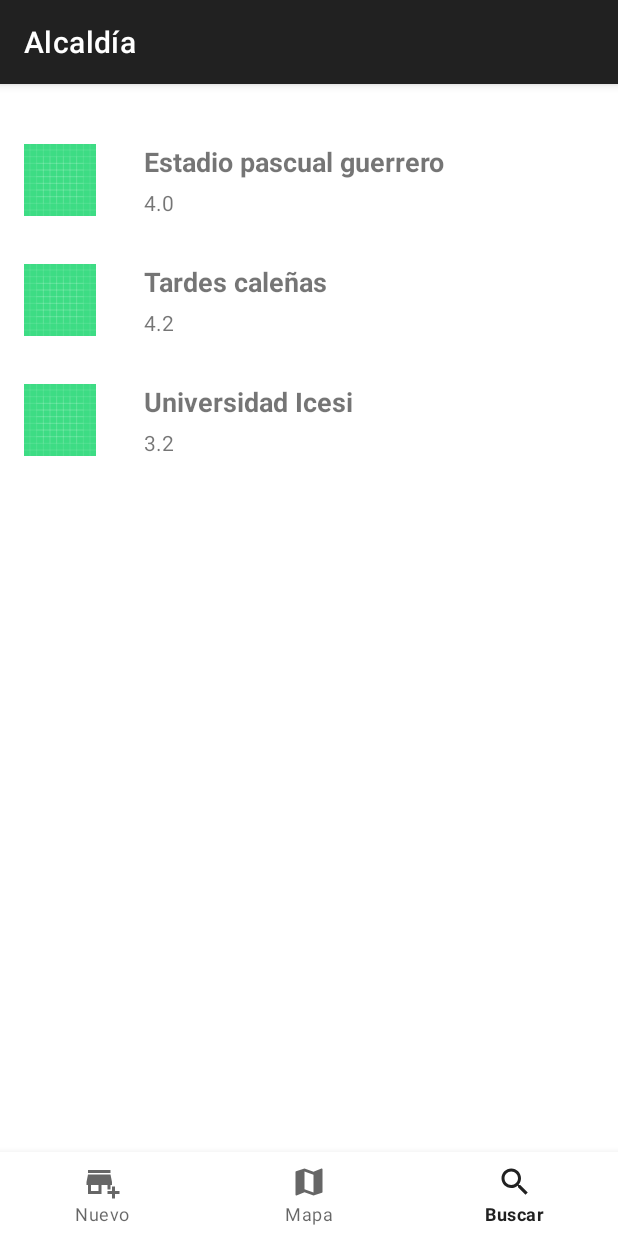
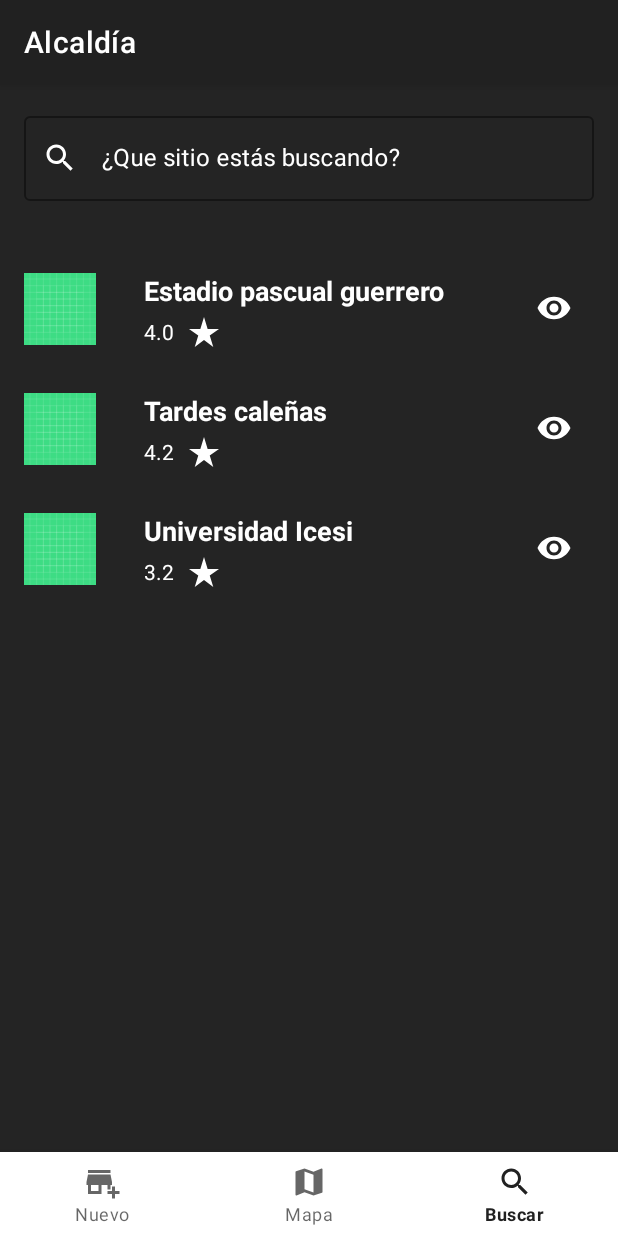
Before and after one commit to eltranseunteurbano/RetoAlcaldia-appsM, an Android app: the screen it shows after launch (MainActivity), item 3 of the bottom bar chosen, on a phone screen of 412 x 824 dp. Run offline under Robolectric (Android 15) with nearby library versions, the phone set to English and light mode, and no system bars.

Commit message:
campo de busquedad en search fragment

```diff
--- a/app/src/main/res/layout/fragment_search.xml
+++ b/app/src/main/res/layout/fragment_search.xml
@@ -3,18 +3,48 @@
     xmlns:app="http://schemas.android.com/apk/res-auto"
     xmlns:tools="http://schemas.android.com/tools"
     android:layout_width="match_parent"
-    android:layout_height="match_parent">
+    android:layout_height="match_parent"
+    android:background="@color/dark_black"
+    >
+
+    <com.google.android.material.textfield.TextInputLayout
+        android:id="@+id/search_input"
+        style="@style/Widget.MaterialComponents.TextInputLayout.OutlinedBox"
+        android:layout_width="match_parent"
+        android:layout_height="wrap_content"
+        android:layout_marginStart="16dp"
+        android:layout_marginLeft="16dp"
+        android:layout_marginTop="16dp"
+        android:layout_marginEnd="16dp"
+        android:layout_marginRight="16dp"
+        android:layout_marginBottom="16dp"
+        android:hint="¿Que sitio estás buscando?"
+        android:textColorHint="#FFFFFF"
+        app:boxStrokeColor="#FFFFFF"
+        app:hintTextColor="#FFFFFF"
+        app:layout_constraintBottom_toTopOf="@+id/placesRecyclerViewList"
+        app:layout_constraintEnd_toEndOf="parent"
+        app:layout_constraintStart_toStartOf="parent"
+        app:layout_constraintTop_toTopOf="parent"
+        app:placeholderTextColor="#FFFFFF"
+        app:startIconDrawable="@drawable/ic_outline_search_24"
+        app:startIconTint="@color/white">
+
+        <com.google.android.material.textfield.TextInputEditText
+            android:layout_width="match_parent"
+            android:layout_height="wrap_content"
+            android:textColor="#FFFFFF"
+            android:textColorHint="#FFFFFF" />
+    </com.google.android.material.textfield.TextInputLayout>
 
     <androidx.recyclerview.widget.RecyclerView
         android:id="@+id/placesRecyclerViewList"
         android:layout_width="match_parent"
-        android:layout_height="match_parent"
-        android:layout_marginTop="24dp"
+        android:layout_height="0dp"
+        android:layout_marginTop="16dp"
         app:layout_constraintBottom_toBottomOf="parent"
         app:layout_constraintEnd_toEndOf="parent"
-        app:layout_constraintHorizontal_bias="1.0"
         app:layout_constraintStart_toStartOf="parent"
-        app:layout_constraintTop_toTopOf="parent"
-        app:layout_constraintVertical_bias="0.0" />
+        app:layout_constraintTop_toBottomOf="@+id/search_input" />
 
 </androidx.constraintlayout.widget.ConstraintLayout>
--- a/app/src/main/res/layout/item_search_row.xml
+++ b/app/src/main/res/layout/item_search_row.xml
@@ -15,6 +15,7 @@
         android:layout_marginEnd="16dp"
         android:layout_marginRight="16dp"
         android:text="Estadio pascual guerrero"
+        android:textColor="#FFFFFF"
         android:textSize="18sp"
         android:textStyle="bold"
         app:layout_constraintBottom_toTopOf="@+id/item_search_item_rate"
@@ -30,6 +31,7 @@
         android:layout_marginEnd="8dp"
         android:layout_marginRight="8dp"
         android:text="4,0"
+        android:textColor="#FFFFFF"
         app:layout_constraintBottom_toBottomOf="@+id/item_search_item_img"
         app:layout_constraintEnd_toStartOf="@+id/item_search_item_start"
         app:layout_constraintStart_toStartOf="@+id/item_search_item_name"
```
